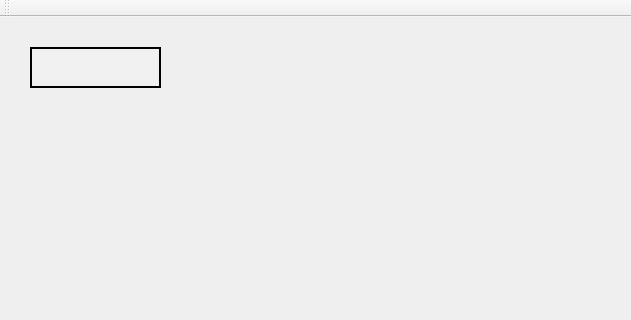
Before: the Qt Designer form Client1/Game.ui in Paul-Podoleanu/ProjectModernCpp, drawn with Qt 5; both pictures show x 0 to 631 and y 0 to 320 of the 1200 by 813 pixel window.
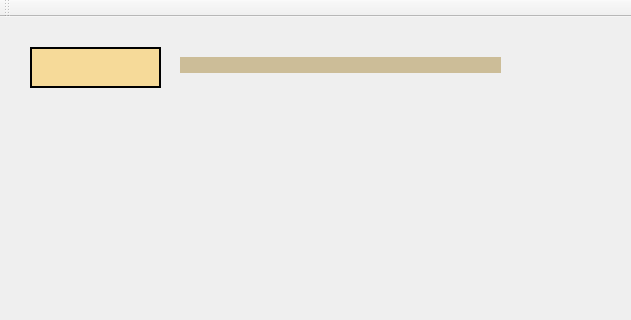
After: the same form once the commit is applied. Icons and pictures are not drawn.

Patch:
```diff
--- a/Client1/Game.ui
+++ b/Client1/Game.ui
@@ -281,7 +281,8 @@
      </rect>
     </property>
     <property name="styleSheet">
-     <string notr="true">border-image:transparent</string>
+     <string notr="true">border-image:transparent;
+background-color: rgb(204, 189, 152);</string>
     </property>
     <property name="text">
      <string/>
@@ -311,9 +312,9 @@
        <colorrole role="Button">
         <brush brushstyle="SolidPattern">
          <color alpha="255">
-          <red>255</red>
-          <green>170</green>
-          <blue>127</blue>
+          <red>246</red>
+          <green>218</green>
+          <blue>153</blue>
          </color>
         </brush>
        </colorrole>
@@ -383,18 +384,18 @@
        <colorrole role="Base">
         <brush brushstyle="SolidPattern">
          <color alpha="255">
-          <red>255</red>
-          <green>255</green>
-          <blue>255</blue>
+          <red>246</red>
+          <green>218</green>
+          <blue>153</blue>
          </color>
         </brush>
        </colorrole>
        <colorrole role="Window">
         <brush brushstyle="SolidPattern">
          <color alpha="255">
-          <red>255</red>
-          <green>170</green>
-          <blue>127</blue>
+          <red>246</red>
+          <green>218</green>
+          <blue>153</blue>
          </color>
         </brush>
        </colorrole>
@@ -457,9 +458,9 @@
        <colorrole role="Button">
         <brush brushstyle="SolidPattern">
          <color alpha="255">
-          <red>240</red>
-          <green>240</green>
-          <blue>240</blue>
+          <red>246</red>
+          <green>218</green>
+          <blue>153</blue>
          </color>
         </brush>
        </colorrole>
@@ -529,18 +530,18 @@
        <colorrole role="Base">
         <brush brushstyle="SolidPattern">
          <color alpha="255">
-          <red>255</red>
-          <green>255</green>
-          <blue>255</blue>
+          <red>246</red>
+          <green>218</green>
+          <blue>153</blue>
          </color>
         </brush>
        </colorrole>
        <colorrole role="Window">
         <brush brushstyle="SolidPattern">
          <color alpha="255">
-          <red>240</red>
-          <green>240</green>
-          <blue>240</blue>
+          <red>246</red>
+          <green>218</green>
+          <blue>153</blue>
          </color>
         </brush>
        </colorrole>
@@ -603,9 +604,9 @@
        <colorrole role="Button">
         <brush brushstyle="SolidPattern">
          <color alpha="255">
-          <red>255</red>
-          <green>170</green>
-          <blue>127</blue>
+          <red>246</red>
+          <green>218</green>
+          <blue>153</blue>
          </color>
         </brush>
        </colorrole>
@@ -675,18 +676,18 @@
        <colorrole role="Base">
         <brush brushstyle="SolidPattern">
          <color alpha="255">
-          <red>255</red>
-          <green>170</green>
-          <blue>127</blue>
+          <red>246</red>
+          <green>218</green>
+          <blue>153</blue>
          </color>
         </brush>
        </colorrole>
        <colorrole role="Window">
         <brush brushstyle="SolidPattern">
          <color alpha="255">
-          <red>255</red>
-          <green>170</green>
-          <blue>127</blue>
+          <red>246</red>
+          <green>218</green>
+          <blue>153</blue>
          </color>
         </brush>
        </colorrole>
@@ -744,10 +745,11 @@
      </font>
     </property>
     <property name="autoFillBackground">
-     <bool>true</bool>
+     <bool>false</bool>
     </property>
     <property name="styleSheet">
-     <string notr="true">border-image:transparent</string>
+     <string notr="true">border-image:transparent;
+background-color: rgb(246, 218, 153);</string>
     </property>
     <property name="frameShape">
      <enum>QFrame::Box</enum>
```
